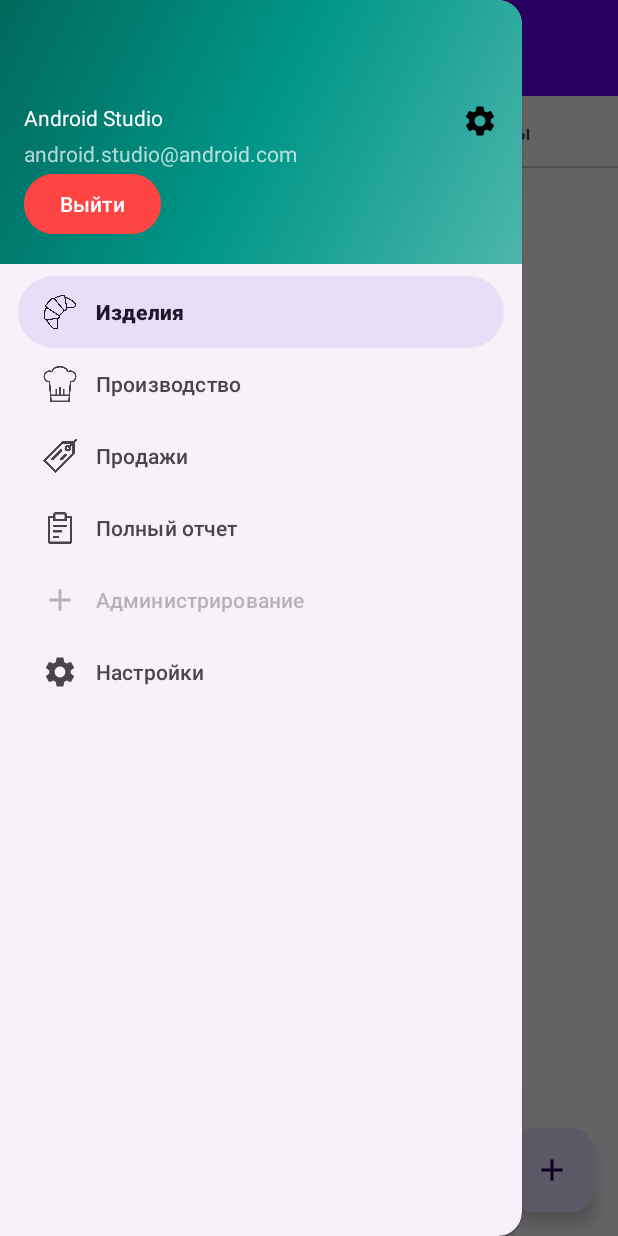
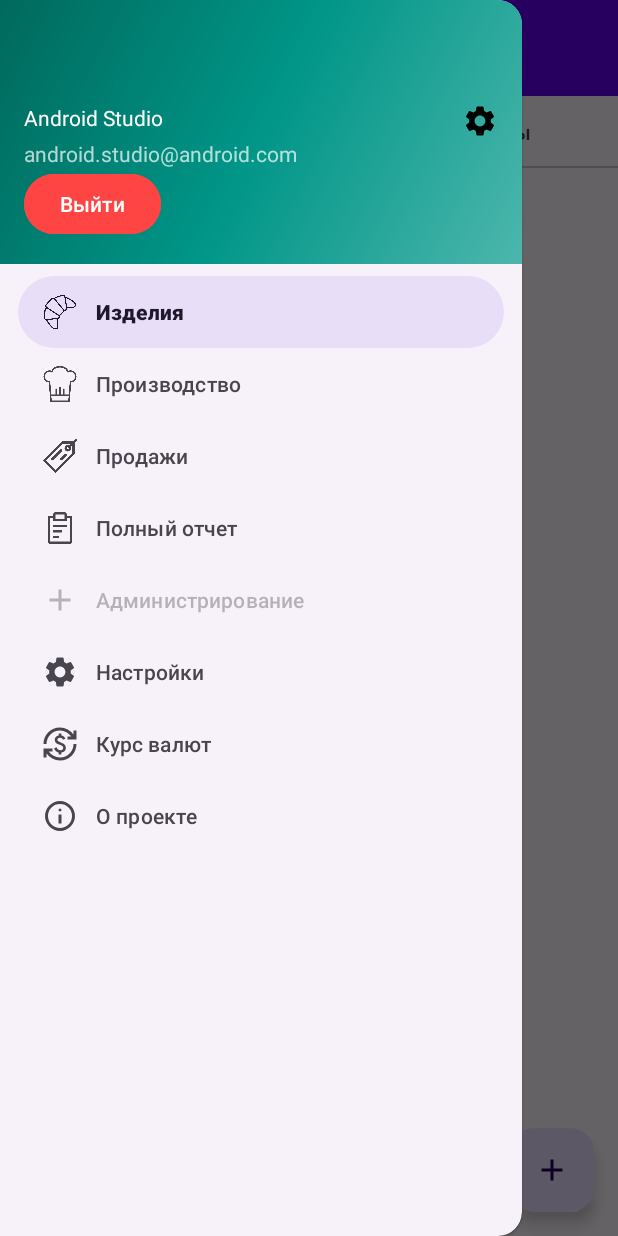
Before and after one commit to igorv8836/CourseWork, an Android app: the MainFragment screen opened through its navigation route, with the side drawer open, on a phone screen of 412 x 824 dp. Run offline under Robolectric (Android 15) with nearby library versions, the phone set to English and light mode, and no system bars; our stand-ins replace Firebase (no records; nobody signed in at launch, a user with empty details on screens opened directly), Room's generated code, RxJava, navigation-ui; network calls fail; pictures from the network do not load; 2 statements that could not run were skipped.

Commit message:
fix bug: incorrect navigation, when admin element is visible adding exchange rates, adding info fragment

```diff
--- a/app/build.gradle
+++ b/app/build.gradle
@@ -74,4 +74,9 @@ dependencies {
     implementation(libs.firebase.auth)
     implementation(libs.firebase.firestore)
     implementation(libs.firebase.storage)
+
+    implementation libs.retrofit
+    implementation libs.okhttp
+    implementation libs.converter.gson.v230
+    implementation libs.adapter.rxjava3
 }
--- a/app/src/main/java/com/example/coursework/ui/fragment/MainFragment.java
+++ b/app/src/main/java/com/example/coursework/ui/fragment/MainFragment.java
@@ -71,6 +71,8 @@ public class MainFragment extends Fragment {
         menuItems.add(R.id.nav_report);
         menuItems.add(R.id.nav_admin_menu);
         menuItems.add(R.id.nav_settings);
+        menuItems.add(R.id.nav_currency);
+        menuItems.add(R.id.nav_info);
 
         AppBarConfiguration mAppBarConfiguration = new AppBarConfiguration.Builder(menuItems)
                 .setOpenableLayout(drawerLayout).build();
--- /dev/null
+++ b/app/src/main/res/drawable/baseline_compare_arrows_24.xml
@@ -0,0 +1,5 @@
+<vector xmlns:android="http://schemas.android.com/apk/res/android" android:autoMirrored="true" android:height="24dp" android:tint="#000000" android:viewportHeight="24" android:viewportWidth="24" android:width="24dp">
+
+    <path android:fillColor="@android:color/white" android:pathData="M9.01,14H2v2h7.01v3L13,15l-3.99,-4V14zM14.99,13v-3H22V8h-7.01V5L11,9L14.99,13z"/>
+
+</vector>
--- /dev/null
+++ b/app/src/main/res/drawable/currency_exchange_24px.xml
@@ -0,0 +1,10 @@
+<vector xmlns:android="http://schemas.android.com/apk/res/android"
+    android:width="24dp"
+    android:height="24dp"
+    android:viewportWidth="960"
+    android:viewportHeight="960"
+    android:tint="@color/black">
+  <path
+      android:fillColor="@android:color/white"
+      android:pathData="M480,920Q368,920 274,869Q180,818 120,733L120,840L40,840L40,600L280,600L280,680L181,680Q229,752 307.5,796Q386,840 480,840Q555,840 620.5,811.5Q686,783 734.5,734.5Q783,686 811.5,620.5Q840,555 840,480L920,480Q920,571 885.5,651Q851,731 791,791Q731,851 651,885.5Q571,920 480,920ZM444,760L444,708Q397,697 367.5,667.5Q338,638 324,590L390,564Q402,605 427.5,625.5Q453,646 486,646Q519,646 542.5,630.5Q566,615 566,582Q566,553 541.5,535Q517,517 454,494Q395,473 367.5,444Q340,415 340,368Q340,327 368.5,293.5Q397,260 446,250L446,200L516,200L516,250Q552,253 581.5,279Q611,305 622,340L558,366Q550,343 532,327.5Q514,312 482,312Q447,312 428.5,327Q410,342 410,368Q410,394 433,409Q456,424 516,444Q588,470 612,505Q636,540 636,582Q636,611 626,633Q616,655 599.5,670.5Q583,686 561,695.5Q539,705 514,710L514,760L444,760ZM40,480Q40,389 74.5,309Q109,229 169,169Q229,109 309,74.5Q389,40 480,40Q592,40 686,91Q780,142 840,227L840,120L920,120L920,360L680,360L680,280L779,280Q731,208 652.5,164Q574,120 480,120Q405,120 339.5,148.5Q274,177 225.5,225.5Q177,274 148.5,339.5Q120,405 120,480L40,480Z"/>
+</vector>
--- /dev/null
+++ b/app/src/main/res/drawable/info_24px.xml
@@ -0,0 +1,10 @@
+<vector xmlns:android="http://schemas.android.com/apk/res/android"
+    android:width="24dp"
+    android:height="24dp"
+    android:viewportWidth="960"
+    android:viewportHeight="960"
+    android:tint="@color/black">
+  <path
+      android:fillColor="@android:color/white"
+      android:pathData="M440,680L520,680L520,440L440,440L440,680ZM480,360Q497,360 508.5,348.5Q520,337 520,320Q520,303 508.5,291.5Q497,280 480,280Q463,280 451.5,291.5Q440,303 440,320Q440,337 451.5,348.5Q463,360 480,360ZM480,880Q397,880 324,848.5Q251,817 197,763Q143,709 111.5,636Q80,563 80,480Q80,397 111.5,324Q143,251 197,197Q251,143 324,111.5Q397,80 480,80Q563,80 636,111.5Q709,143 763,197Q817,251 848.5,324Q880,397 880,480Q880,563 848.5,636Q817,709 763,763Q709,817 636,848.5Q563,880 480,880ZM480,800Q614,800 707,707Q800,614 800,480Q800,346 707,253Q614,160 480,160Q346,160 253,253Q160,346 160,480Q160,614 253,707Q346,800 480,800ZM480,480Q480,480 480,480Q480,480 480,480Q480,480 480,480Q480,480 480,480Q480,480 480,480Q480,480 480,480Q480,480 480,480Q480,480 480,480Z"/>
+</vector>
--- a/app/src/main/res/menu/activity_main_drawer.xml
+++ b/app/src/main/res/menu/activity_main_drawer.xml
@@ -28,5 +28,13 @@
             android:id="@+id/nav_settings"
             android:icon="@drawable/settings_icon"
             android:title="@string/settings" />
+        <item
+            android:id="@+id/nav_currency"
+            android:icon="@drawable/currency_exchange_24px"
+            android:title="Курс валют" />
+        <item
+            android:id="@+id/nav_info"
+            android:icon="@drawable/info_24px"
+            android:title="О проекте" />
     </group>
 </menu>
--- a/app/src/main/res/navigation/drawer_navigation.xml
+++ b/app/src/main/res/navigation/drawer_navigation.xml
@@ -37,6 +37,18 @@
         android:label="Администрирование"
         tools:layout="@layout/fragment_admin" />
 
+    <fragment
+        android:id="@+id/nav_currency"
+        android:name="com.example.coursework.ui.fragment.ExchangeRateFragment"
+        android:label="Обмен валют"
+        tools:layout="@layout/fragment_exchange_rate" />
+
+    <fragment
+        android:id="@+id/nav_info"
+        android:name="com.example.coursework.ui.fragment.InfoFragment"
+        android:label="О проекте"
+        tools:layout="@layout/fragment_info" />
+
 
     <fragment
         android:id="@+id/nav_editing_bakery_products"
```
Also changed, not shown: app/src/main/java/com/example/coursework/data/exchange_rate/ApiClient.java (added, +19 -0 lines), app/src/main/java/com/example/coursework/data/exchange_rate/CbrApi.java (added, +10 -0 lines), app/src/main/java/com/example/coursework/data/exchange_rate/CurrencyResponse.java (added, +141 -0 lines), app/src/main/java/com/example/coursework/ui/fragment/ExchangeRateFragment.java (added, +66 -0 lines), app/src/main/java/com/example/coursework/ui/fragment/InfoFragment.java (added, +41 -0 lines), app/src/main/java/com/example/coursework/ui/viewmodel/ExchangeRateViewModel.java (added, +59 -0 lines), app/src/main/java/com/example/coursework/ui/viewmodel/ReportViewModel.java (+6 -6 lines), app/src/main/res/layout/fragment_exchange_rate.xml (added, +45 -0 lines), app/src/main/res/layout/fragment_info.xml (added, +32 -0 lines), gradle/libs.versions.toml (+8 -0 lines).
